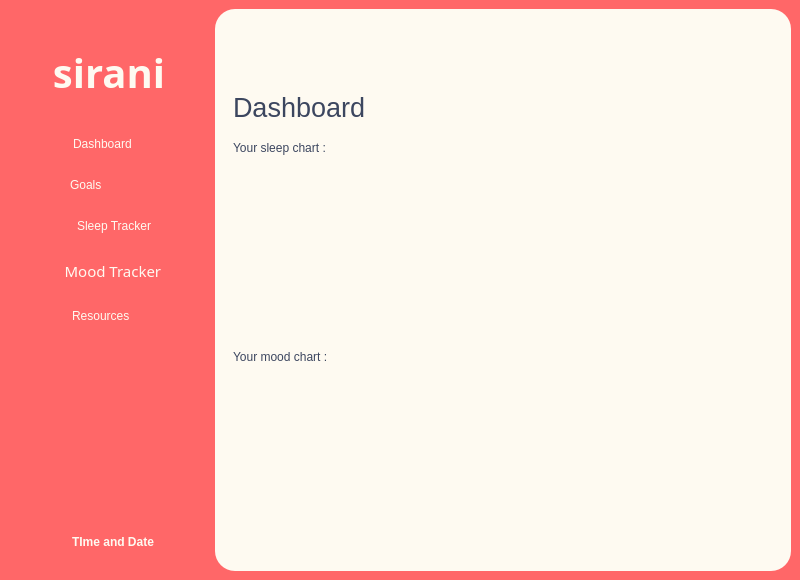
suwubham/sirani, file source_code/homescreen.ui: the form before one commit.
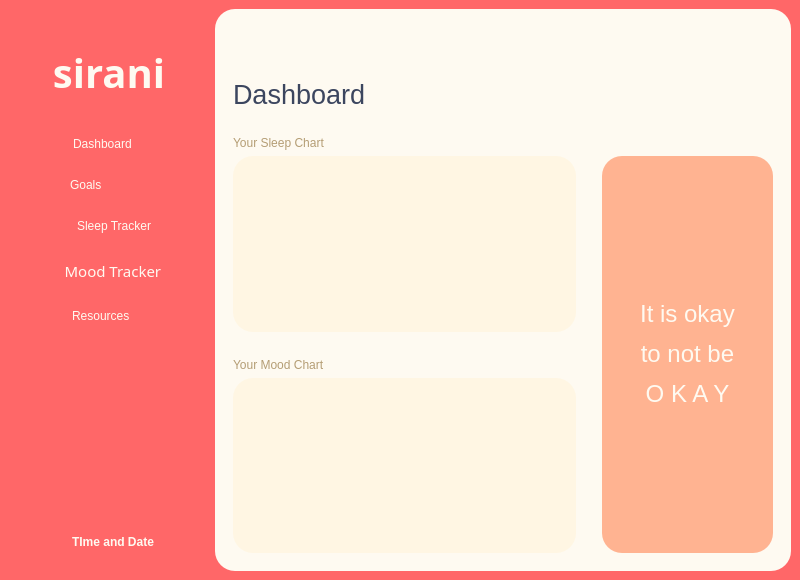
The form after the commit. The open tabs and pages were chosen to show the change. Icons and pictures are not drawn.

What changed in the file:
```diff
--- a/source_code/homescreen.ui
+++ b/source_code/homescreen.ui
@@ -399,7 +399,7 @@
           <number>1</number>
          </property>
          <widget class="QWidget" name="Dashboard">
-          <layout class="QVBoxLayout" name="verticalLayout_2" stretch="0,1,0,7">
+          <layout class="QVBoxLayout" name="verticalLayout_2" stretch="0,0,0,1">
            <item>
             <widget class="QLabel" name="WelcomeUser">
              <property name="styleSheet">
@@ -422,38 +422,138 @@
             </widget>
            </item>
            <item>
-            <widget class="QLabel" name="label_5">
-             <property name="styleSheet">
-              <string notr="true">font: 800 11pt &quot;Foco&quot;;
-color: rgb(60, 70, 95);</string>
+            <spacer name="horizontalSpacer_18">
+             <property name="orientation">
+              <enum>Qt::Horizontal</enum>
              </property>
-             <property name="text">
-              <string>Your sleep chart : </string>
+             <property name="sizeHint" stdset="0">
+              <size>
+               <width>40</width>
+               <height>20</height>
+              </size>
              </property>
-            </widget>
+            </spacer>
            </item>
            <item>
-            <layout class="QVBoxLayout" name="verticalLayout_11" stretch="1,0,1">
+            <layout class="QHBoxLayout" name="horizontalLayout_3" stretch="2,0,1">
              <item>
-              <widget class="QFrame" name="horizontalFrame">
-               <layout class="QHBoxLayout" name="horizontalLayout_7"/>
-              </widget>
+              <layout class="QVBoxLayout" name="verticalLayout_14" stretch="0,1,0,0,1">
+               <item>
+                <widget class="QLabel" name="label_5">
+                 <property name="styleSheet">
+                  <string notr="true">font: 800 12pt &quot;Foco&quot;;
+color: #B49D74;</string>
+                 </property>
+                 <property name="text">
+                  <string>Your Sleep Chart</string>
+                 </property>
+                </widget>
+               </item>
+               <item>
+                <widget class="QFrame" name="horizontalFrame">
+                 <property name="styleSheet">
+                  <string notr="true">background-color: #FFF6E3
+</string>
+                 </property>
+                 <property name="frameShape">
+                  <enum>QFrame::StyledPanel</enum>
+                 </property>
+                 <property name="frameShadow">
+                  <enum>QFrame::Raised</enum>
+                 </property>
+                 <layout class="QHBoxLayout" name="horizontalLayout_8"/>
+                </widget>
+               </item>
+               <item>
+                <spacer name="horizontalSpacer_19">
+                 <property name="orientation">
+                  <enum>Qt::Horizontal</enum>
+                 </property>
+                 <property name="sizeHint" stdset="0">
+                  <size>
+                   <width>40</width>
+                   <height>20</height>
+                  </size>
+                 </property>
+                </spacer>
+               </item>
+               <item>
+                <widget class="QLabel" name="label_4">
+                 <property name="styleSheet">
+                  <string notr="true">font: 800 12pt &quot;Foco&quot;;
+color: #B49D74;</string>
+                 </property>
+                 <property name="text">
+                  <string>Your Mood Chart</string>
+                 </property>
+                </widget>
+               </item>
+               <item>
+                <widget class="QFrame" name="horizontalFrame_4">
+                 <property name="styleSheet">
+                  <string notr="true">background-color: #FFF6E3;
+</string>
+                 </property>
+                 <property name="frameShape">
+                  <enum>QFrame::StyledPanel</enum>
+                 </property>
+                 <property name="frameShadow">
+                  <enum>QFrame::Raised</enum>
+                 </property>
+                 <layout class="QHBoxLayout" name="horizontalLayout_9"/>
+                </widget>
+               </item>
+              </layout>
              </item>
              <item>
-              <widget class="QLabel" name="label_4">
-               <property name="styleSheet">
-                <string notr="true">font: 800 11pt &quot;Foco&quot;;
-color: rgb(60, 70, 95);</string>
+              <spacer name="verticalSpacer_8">
+               <property name="orientation">
+                <enum>Qt::Vertical</enum>
                </property>
-               <property name="text">
-                <string>Your mood chart :</string>
+               <property name="sizeHint" stdset="0">
+                <size>
+                 <width>20</width>
+                 <height>40</height>
+                </size>
                </property>
-              </widget>
+              </spacer>
              </item>
              <item>
-              <widget class="QFrame" name="horizontalFrame_4">
-               <layout class="QHBoxLayout" name="horizontalLayout_9"/>
-              </widget>
+              <layout class="QVBoxLayout" name="verticalLayout_13" stretch="0,1">
+               <item>
+                <spacer name="horizontalSpacer_20">
+                 <property name="orientation">
+                  <enum>Qt::Horizontal</enum>
+                 </property>
+                 <property name="sizeHint" stdset="0">
+                  <size>
+                   <width>40</width>
+                   <height>20</height>
+                  </size>
+                 </property>
+                </spacer>
+               </item>
+               <item>
+                <widget class="QLabel" name="label_6">
+                 <property name="styleSheet">
+                  <string notr="true">background-color: rgb(255, 179, 145);
+ background-position: bottom;
+background-image: url(:/IMG/dashboardbg-05.png);
+background-repeat: repeat-x;
+font-family:'FONTSPRING DEMO - Pontiac Black'; font-size:18pt; color:#FEFAF1; </string>
+                 </property>
+                 <property name="text">
+                  <string>&lt;html&gt;&lt;head/&gt;&lt;body&gt;&lt;p align=&quot;center&quot;&gt;It is okay&lt;/p&gt;&lt;p align=&quot;center&quot;&gt;to not be&lt;/p&gt;&lt;p align=&quot;center&quot;&gt;O K A Y&lt;/p&gt;&lt;/body&gt;&lt;/html&gt;</string>
+                 </property>
+                 <property name="alignment">
+                  <set>Qt::AlignCenter</set>
+                 </property>
+                 <property name="margin">
+                  <number>0</number>
+                 </property>
+                </widget>
+               </item>
+              </layout>
              </item>
             </layout>
            </item>
```
Left out of the diff: 10 changed lines with no effect on the pictures.
